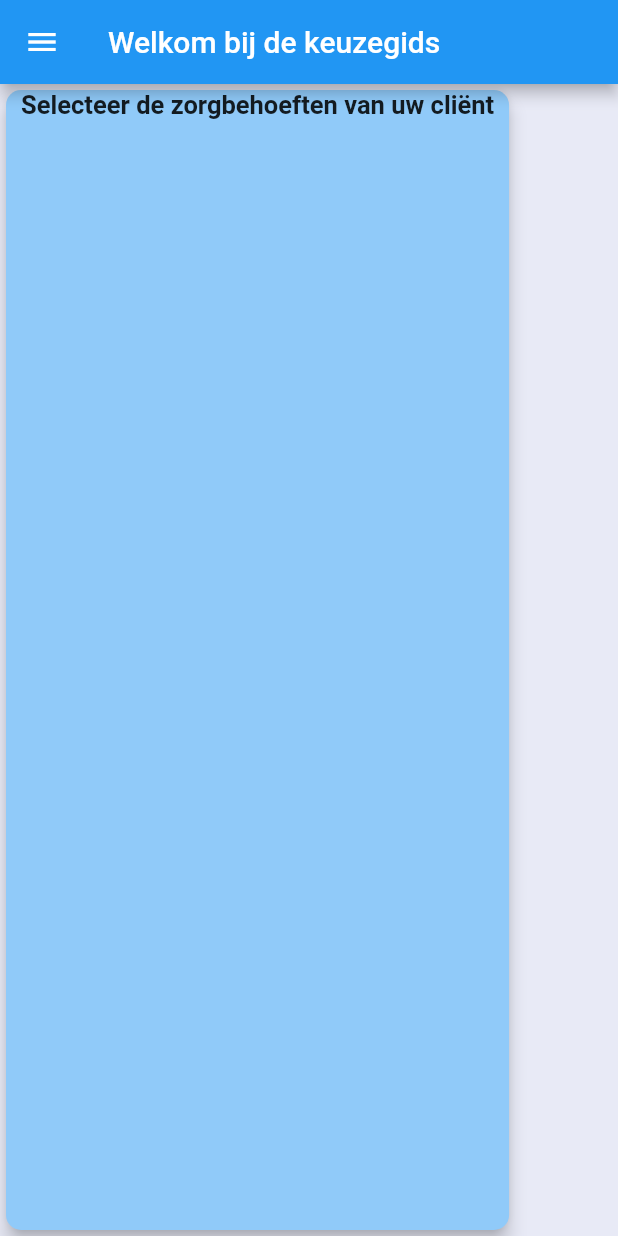
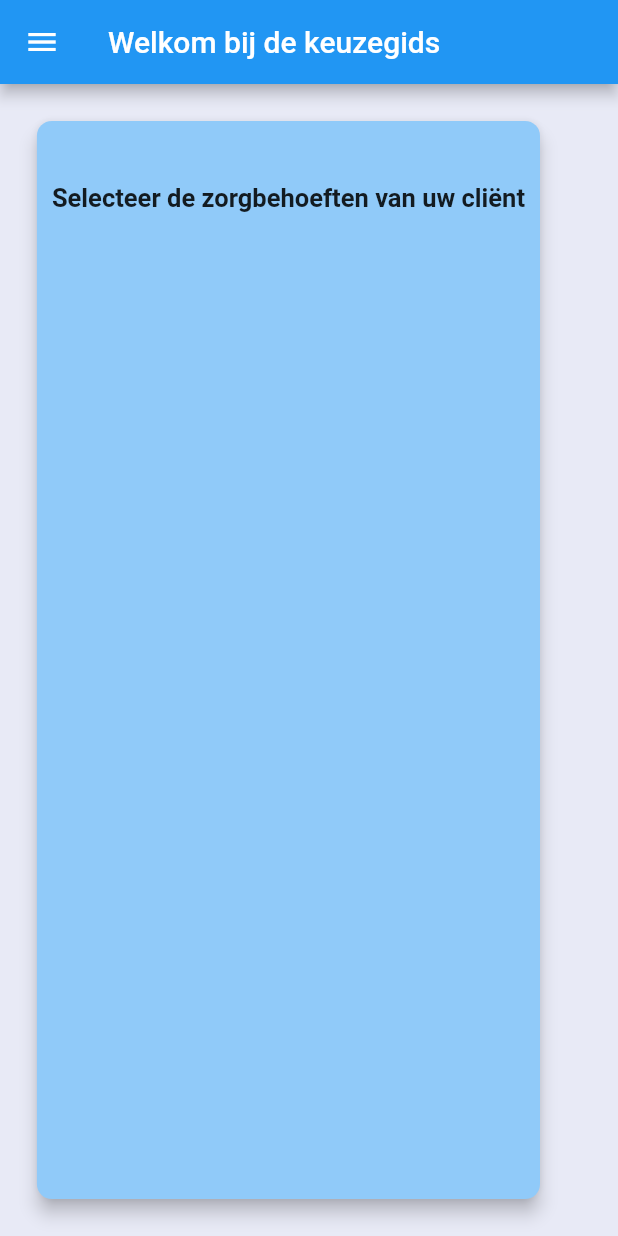
Before and after one commit to Juliannobbe1/project_oneplanet_zorgtechnologie_app, a Flutter app: the screen it shows after launch, after a tap on "Keuzegids", on a phone screen of 412 x 824 dp. Run offline on Flutter 3.47's test engine with Material 2 defaults, Android fonts, the phone set to English and light mode, and no system bars; drawn by our look-alikes of auto_size_text; our stand-ins replace flutter_riverpod, logger, riverpod_annotation; generated files the repository leaves out were written again; network calls fail; project files that could hold a hidden picture were left out.

```diff
--- a/zorgtechnologieapp/lib/main.dart
+++ b/zorgtechnologieapp/lib/main.dart
@@ -4,20 +4,25 @@ import 'package:flutter_riverpod/flutter_riverpod.dart';
 import 'pages/home_page.dart';
 
 void main() {
-  runApp(
-    const ProviderScope(
-      child: MediaQuery(
-        data: MediaQueryData(),
+  runApp(const App());
+}
+
+class App extends StatelessWidget {
+  const App({super.key});
+
+  @override
+  Widget build(BuildContext context) {
+    return const ProviderScope(
       child: MyApp(),
-      ),
-    ),
     );
   }
+}
 
-class MyApp extends StatelessWidget {
-  const MyApp({super.key});
+class PreferredOrientationWrapper extends StatelessWidget {
+  final Widget child;
 
-  // This widget is the root of your application.
+  const PreferredOrientationWrapper({super.key, required this.child});
+
   @override
   Widget build(BuildContext context) {
     final double screenWidth = MediaQuery.of(context).size.width;
@@ -34,13 +39,25 @@ class MyApp extends StatelessWidget {
         DeviceOrientation.portraitDown,
       ]);
     }
-    return MaterialApp(
+    return child;
+  }
+}
+
+class MyApp extends StatelessWidget {
+  const MyApp({super.key});
+
+  // This widget is the root of your application.
+  @override
+  Widget build(BuildContext context) {
+    return PreferredOrientationWrapper(
+      child: MaterialApp(
         title: 'Flutter Demo',
         theme: ThemeData(
           primarySwatch: Colors.blue,
         ),
         home: const HomePage(),
         debugShowCheckedModeBanner: false,
+      ),
     );
   }
 }
```
Lines whose indentation alone changed are shown as unchanged.
